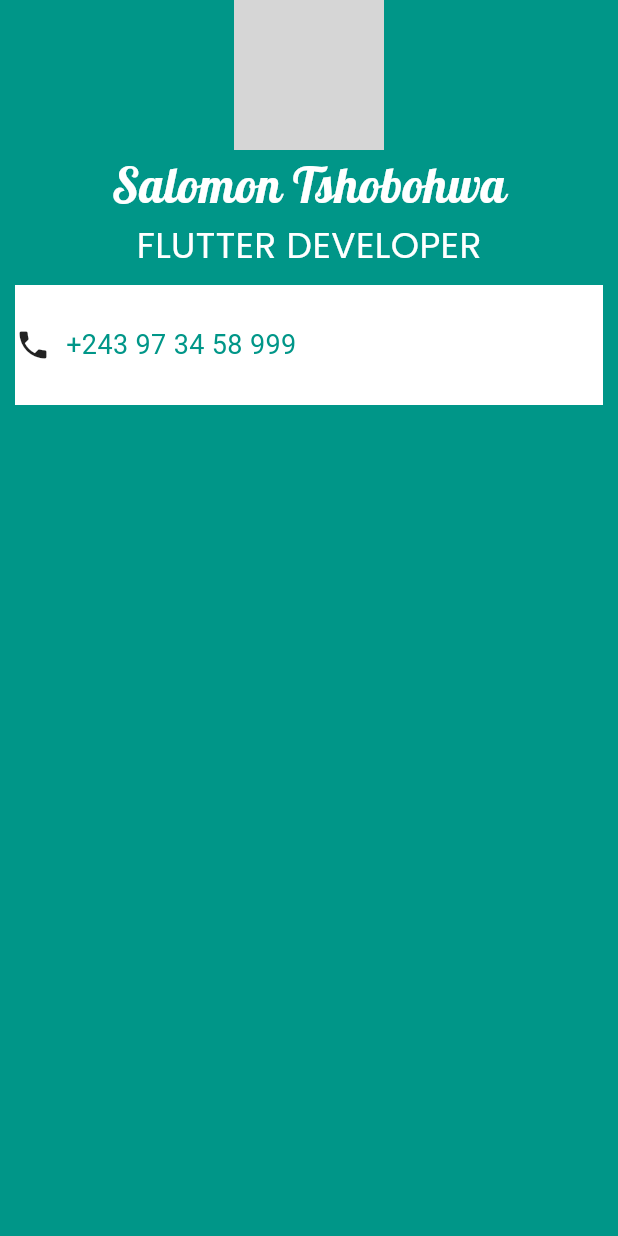
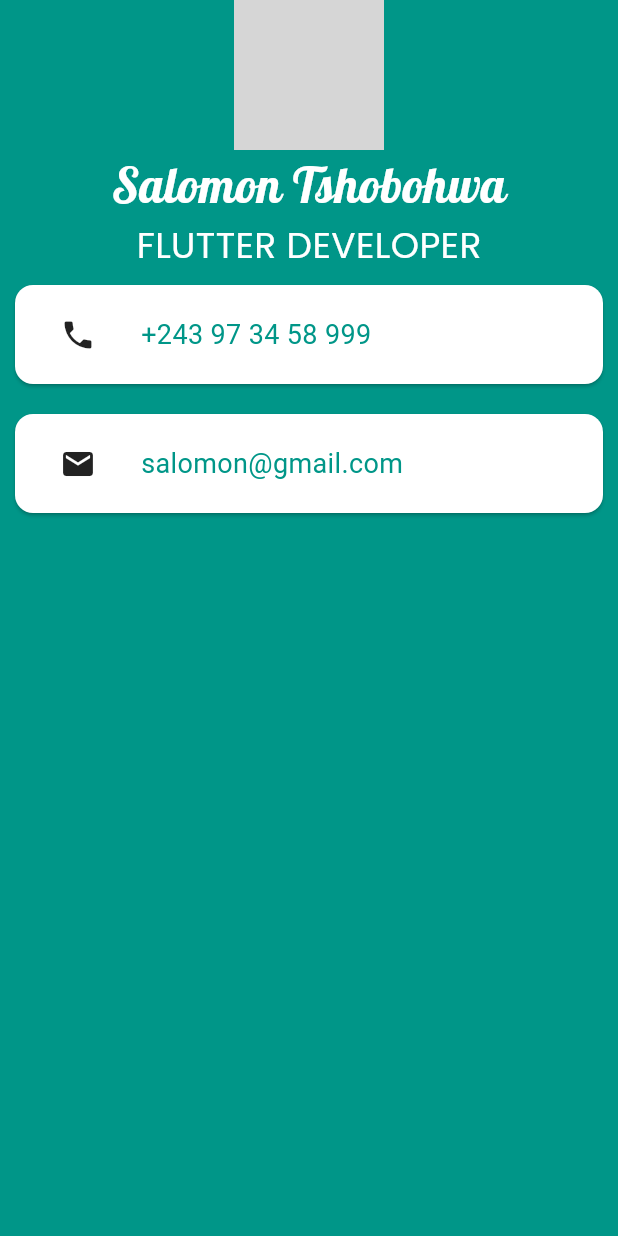
Before and after one commit to Tshobohwa/flutter, a Flutter app: the screen it shows after launch, on a phone screen of 412 x 824 dp. Run offline on Flutter 3.47's test engine with Material 3 defaults, Android fonts, the phone set to English and light mode, and no system bars; network calls fail; grey boxes are pictures that could not be loaded.

Commit message:
Add email card

```diff
--- a/mi_card/lib/main.dart
+++ b/mi_card/lib/main.dart
@@ -9,35 +9,36 @@
 
   @override
   Widget build(BuildContext context) {
-    return MaterialApp(
+    return const MaterialApp(
         home: Scaffold(
       backgroundColor: Colors.teal,
       body: Column(
         children: <Widget>[
-          const CircleAvatar(
+          CircleAvatar(
             radius: 50.0,
             backgroundImage: NetworkImage(
                 'https://images.unsplash.com/photo-1494790108377-be9c29b29330?q=80&w=1374&auto=format&fit=crop&ixlib=rb-4.0.3&ixid=M3wxMjA3fDB8MHxwaG90by1wYWdlfHx8fGVufDB8fHx8fA%3D%3D'),
           ),
-          const Text(
+          Text(
             "Salomon Tshobohwa",
             style: TextStyle(
                 fontFamily: 'Lobster', fontSize: 32, color: Colors.white),
           ),
-          const Text(
+          Text(
             "FLUTTER DEVELOPER",
             style: TextStyle(
                 fontFamily: 'Poppins', color: Colors.white, fontSize: 24),
           ),
-          Container(
-            height: 80,
-            margin: const EdgeInsets.all(10),
+          Card(
+              margin: EdgeInsets.all(10),
               color: Colors.white,
-            child: const Row(
+              child: Padding(
+                padding: EdgeInsets.symmetric(vertical: 20, horizontal: 30),
+                child: Row(
                   children: [
                     Icon(Icons.phone),
                     SizedBox(
-                  width: 10,
+                      width: 30,
                     ),
                     Text(
                       "+243 97 34 58 999",
@@ -45,7 +46,25 @@
                     )
                   ],
                 ),
+              )),
+          Card(
+              margin: EdgeInsets.all(10),
+              color: Colors.white,
+              child: Padding(
+                padding: EdgeInsets.symmetric(vertical: 20, horizontal: 30),
+                child: Row(
+                  children: [
+                    Icon(Icons.email),
+                    SizedBox(
+                      width: 30,
+                    ),
+                    Text(
+                      "salomon@gmail.com",
+                      style: TextStyle(fontSize: 18, color: Colors.teal),
                     )
+                  ],
+                ),
+              ))
         ],
       ),
     ));
```
Lines whose indentation alone changed are shown as unchanged.
